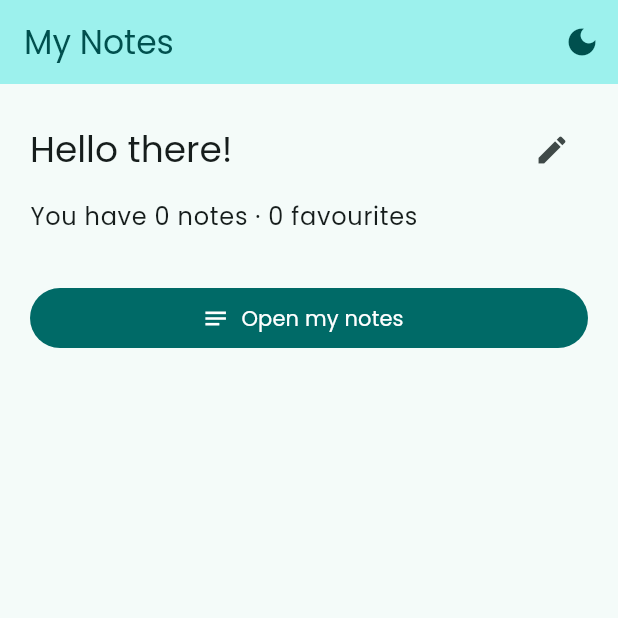
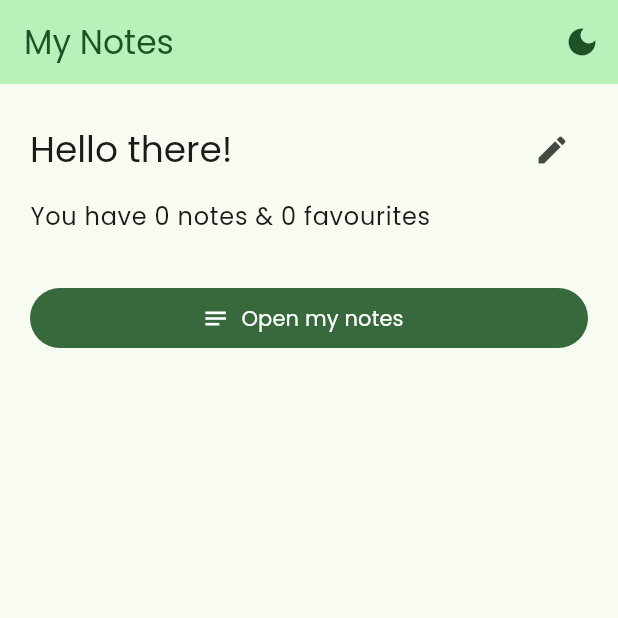
Before and after one commit to devansh-onelap/my-notes, a Flutter app: the screen it shows after launch, on a phone screen of 412 x 824 dp, the top half of it. Run offline on Flutter 3.47's test engine with Material 3 defaults, Android fonts, the phone set to English and light mode, and no system bars; our stand-ins replace equatable, flutter_bloc, hive_ce, hive_ce_flutter, shared_preferences, sqflite; accounts and stored records are empty.

Commit message:
Updated theme

```diff
--- a/lib/screens/home_screen.dart
+++ b/lib/screens/home_screen.dart
@@ -85,8 +85,7 @@ class HomeScreen extends StatelessWidget {
             const SizedBox(height: 8),
             BlocBuilder<NotesCubit, NoteState>(
               builder: (context, state) => Text(
-                'You have ${state.notes.length} notes · '
-                    '${state.favouriteCount} favourites',
+                'You have ${state.notes.length} notes & ${state.favouriteCount} favourites',
                 style: textTheme.bodyLarge,
               ),
             ),
--- a/lib/themes/app_theme.dart
+++ b/lib/themes/app_theme.dart
@@ -3,7 +3,7 @@ import 'package:flutter/material.dart';
 class AppTheme {
   AppTheme._();
 
-  static const _brand = Color(0xFF59EAE5);
+  static const _brand = Color(0xFA0D451C);
 
   static final light = _build(Brightness.light);
   static final dark = _build(Brightness.dark);
--- a/lib/widgets/note_card.dart
+++ b/lib/widgets/note_card.dart
@@ -27,7 +27,7 @@ class NoteCard extends StatelessWidget {
       shape: RoundedRectangleBorder(
         borderRadius: BorderRadius.circular(12)
       ),
-      color: Theme.of(context).colorScheme.surfaceContainerHighest,
+      color: Theme.of(context).colorScheme.surfaceContainerHigh,
       child: Column(
         mainAxisSize: MainAxisSize.min,
         children: [
```
